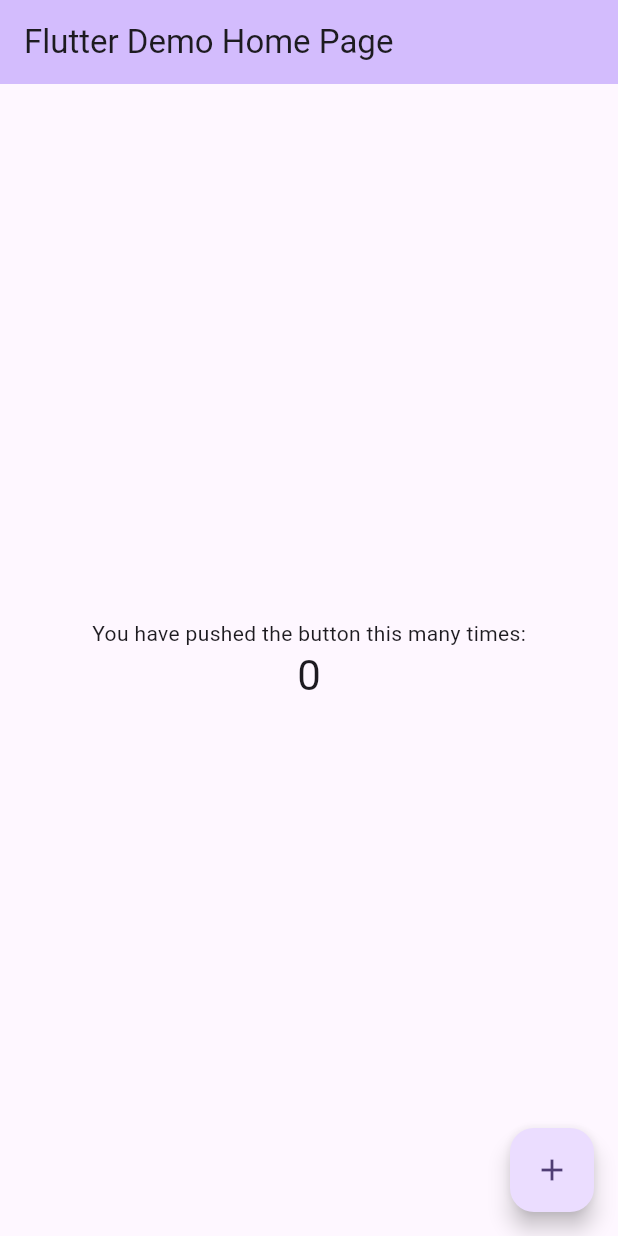
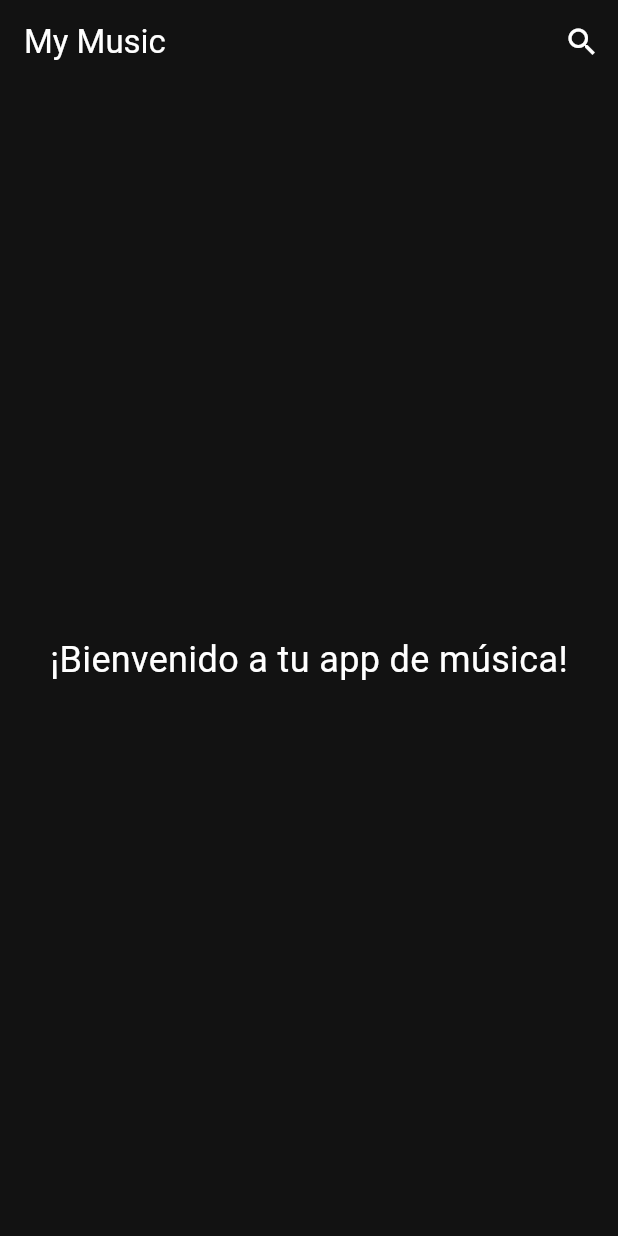
Before and after one commit to Juliocpo946/my_music, a Flutter app: the screen it shows after launch, on a phone screen of 412 x 824 dp. Run offline on Flutter 3.47's test engine with Material 3 defaults, Android fonts, the phone set to English and light mode, and no system bars.

Commit message:
primeras condiguraciones

```diff
--- /dev/null
+++ b/lib/core/utils/app_colors.dart
@@ -0,0 +1,16 @@
+import 'package:flutter/material.dart';
+
+class AppColors {
+  // Colores Base
+  static const Color carbonDeep = Color(0xFF121212);
+  static const Color darkGrey = Color(0xFF1E1E1E);
+  static const Color pureWhite = Color(0xFFFFFFFF);
+  static const Color lightGrey = Color(0xFFB3B3B3);
+
+  // Paleta de Acento
+  static const Color electricBlue = Color(0xFF4D7EF5);
+  static const Color neonPurple = Color(0xFFA657F5);
+  static const Color vibrantGreen = Color(0xFF1DB954);
+  static const Color aquaCyan = Color(0xFF29D6C5);
+  static const Color intenseMagenta = Color(0xFFE8005E);
+}
--- /dev/null
+++ b/lib/core/utils/app_theme.dart
@@ -0,0 +1,29 @@
+import 'package:flutter/material.dart';
+import 'package:my_music/core/utils/app_colors.dart';
+
+class AppTheme {
+  static ThemeData get darkTheme {
+    return ThemeData(
+      primaryColor: AppColors.electricBlue,
+      scaffoldBackgroundColor: AppColors.carbonDeep,
+      colorScheme: const ColorScheme.dark(
+        primary: AppColors.electricBlue,
+        secondary: AppColors.electricBlue,
+        background: AppColors.carbonDeep,
+        surface: AppColors.darkGrey,
+        onPrimary: AppColors.pureWhite,
+        onSecondary: AppColors.pureWhite,
+        onBackground: AppColors.pureWhite,
+        onSurface: AppColors.pureWhite,
+      ),
+      appBarTheme: const AppBarTheme(
+        backgroundColor: AppColors.carbonDeep,
+        elevation: 0,
+      ),
+      textTheme: const TextTheme(
+        bodyLarge: TextStyle(color: AppColors.pureWhite),
+        bodyMedium: TextStyle(color: AppColors.lightGrey),
+      ),
+    );
+  }
+}
--- /dev/null
+++ b/lib/features/home/presentation/pages/home_page.dart
@@ -0,0 +1,32 @@
+import 'package:flutter/material.dart';
+import 'package:my_music/core/utils/app_colors.dart';
+
+class HomePage extends StatelessWidget {
+  const HomePage({super.key});
+
+  @override
+  Widget build(BuildContext context) {
+    return Scaffold(
+      appBar: AppBar(
+        title: const Text('My Music'),
+        actions: [
+          IconButton(
+            icon: const Icon(Icons.search),
+            onPressed: () {
+              // TODO: Implement search functionality
+            },
+          ),
+        ],
+      ),
+      body: const Center(
+        child: Text(
+          '¡Bienvenido a tu app de música!',
+          style: TextStyle(
+            color: AppColors.pureWhite,
+            fontSize: 24,
+          ),
+        ),
+      ),
+    );
+  }
+}
--- a/lib/main.dart
+++ b/lib/main.dart
@@ -1,4 +1,7 @@
 import 'package:flutter/material.dart';
+import 'package:my_music/core/utils/app_theme.dart';
+import 'package:my_music/features/home/presentation/pages/home_page.dart';
+
 
 void main() {
   runApp(const MyApp());
@@ -7,116 +10,12 @@ void main() {
 class MyApp extends StatelessWidget {
   const MyApp({super.key});
 
-  // This widget is the root of your application.
   @override
   Widget build(BuildContext context) {
     return MaterialApp(
-      title: 'Flutter Demo',
-      theme: ThemeData(
-        // This is the theme of your application.
-        //
-        // TRY THIS: Try running your application with "flutter run". You'll see
-        // the application has a purple toolbar. Then, without quitting the app,
-        // try changing the seedColor in the colorScheme below to Colors.green
-        // and then invoke "hot reload" (save your changes or press the "hot
-        // reload" button in a Flutter-supported IDE, or press "r" if you used
-        // the command line to start the app).
-        //
-        // Notice that the counter didn't reset back to zero; the application
-        // state is not lost during the reload. To reset the state, use hot
-        // restart instead.
-        //
-        // This works for code too, not just values: Most code changes can be
-        // tested with just a hot reload.
-        colorScheme: ColorScheme.fromSeed(seedColor: Colors.deepPurple),
-      ),
-      home: const MyHomePage(title: 'Flutter Demo Home Page'),
+      title: 'My Music',
+      theme: AppTheme.darkTheme,
+      home: const HomePage(),
     );
   }
 }
-
-class MyHomePage extends StatefulWidget {
-  const MyHomePage({super.key, required this.title});
-
-  // This widget is the home page of your application. It is stateful, meaning
-  // that it has a State object (defined below) that contains fields that affect
-  // how it looks.
-
-  // This class is the configuration for the state. It holds the values (in this
-  // case the title) provided by the parent (in this case the App widget) and
-  // used by the build method of the State. Fields in a Widget subclass are
-  // always marked "final".
-
-  final String title;
-
-  @override
-  State<MyHomePage> createState() => _MyHomePageState();
-}
-
-class _MyHomePageState extends State<MyHomePage> {
-  int _counter = 0;
-
-  void _incrementCounter() {
-    setState(() {
-      // This call to setState tells the Flutter framework that something has
-      // changed in this State, which causes it to rerun the build method below
-      // so that the display can reflect the updated values. If we changed
-      // _counter without calling setState(), then the build method would not be
-      // called again, and so nothing would appear to happen.
-      _counter++;
-    });
-  }
-
-  @override
-  Widget build(BuildContext context) {
-    // This method is rerun every time setState is called, for instance as done
-    // by the _incrementCounter method above.
-    //
-    // The Flutter framework has been optimized to make rerunning build methods
-    // fast, so that you can just rebuild anything that needs updating rather
-    // than having to individually change instances of widgets.
-    return Scaffold(
-      appBar: AppBar(
-        // TRY THIS: Try changing the color here to a specific color (to
-        // Colors.amber, perhaps?) and trigger a hot reload to see the AppBar
-        // change color while the other colors stay the same.
-        backgroundColor: Theme.of(context).colorScheme.inversePrimary,
-        // Here we take the value from the MyHomePage object that was created by
-        // the App.build method, and use it to set our appbar title.
-        title: Text(widget.title),
-      ),
-      body: Center(
-        // Center is a layout widget. It takes a single child and positions it
-        // in the middle of the parent.
-        child: Column(
-          // Column is also a layout widget. It takes a list of children and
-          // arranges them vertically. By default, it sizes itself to fit its
-          // children horizontally, and tries to be as tall as its parent.
-          //
-          // Column has various properties to control how it sizes itself and
-          // how it positions its children. Here we use mainAxisAlignment to
-          // center the children vertically; the main axis here is the vertical
-          // axis because Columns are vertical (the cross axis would be
-          // horizontal).
-          //
-          // TRY THIS: Invoke "debug painting" (choose the "Toggle Debug Paint"
-          // action in the IDE, or press "p" in the console), to see the
-          // wireframe for each widget.
-          mainAxisAlignment: MainAxisAlignment.center,
-          children: <Widget>[
-            const Text('You have pushed the button this many times:'),
-            Text(
-              '$_counter',
-              style: Theme.of(context).textTheme.headlineMedium,
-            ),
-          ],
-        ),
-      ),
-      floatingActionButton: FloatingActionButton(
-        onPressed: _incrementCounter,
-        tooltip: 'Increment',
-        child: const Icon(Icons.add),
-      ), // This trailing comma makes auto-formatting nicer for build methods.
-    );
-  }
-}
```
Also changed, not shown: 2 other files.
